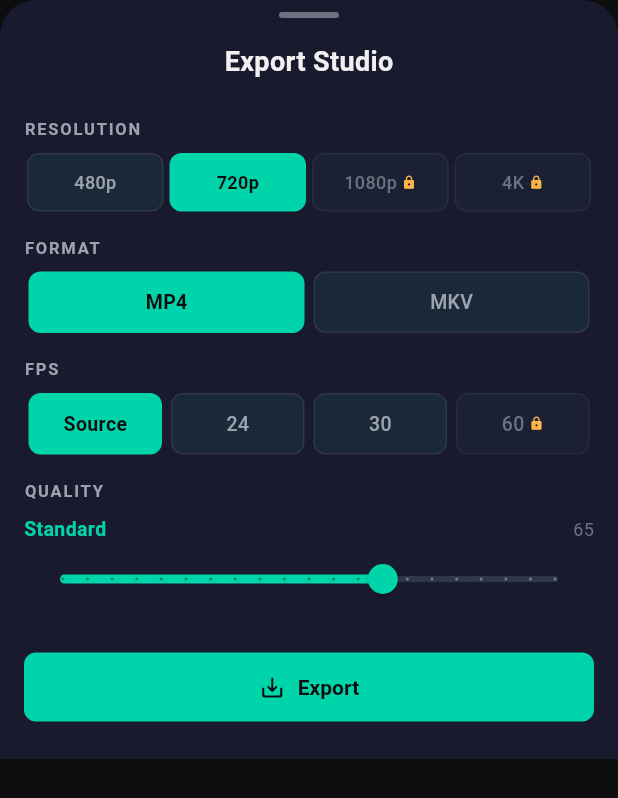
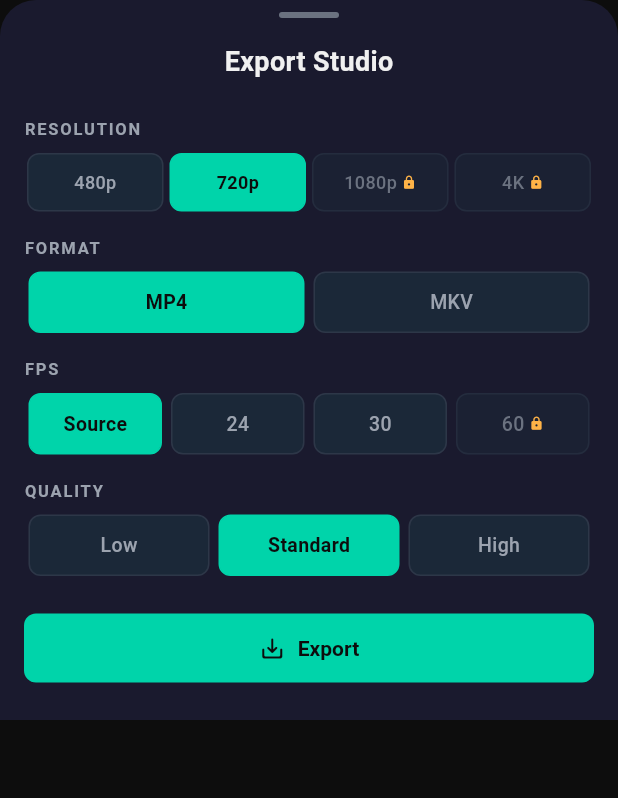
Before and after one commit to krishnasharmabsr/lumacraft_mobile, a Flutter app: the ExportSettingsSheet widget shown alone on an empty page, opened directly with empty values, on a phone screen of 412 x 824 dp. Shown: the top 798 px of the screen. Run offline on Flutter 3.47's test engine with Material 3 defaults, Android fonts, the light colour scheme and no system bars; our stand-ins replace permission_handler, video_player; missing offline and left inert: ffmpeg_kit_flutter_new_min, gal.

Commit message:
feat(export): replace quality slider with discrete presets (S006, S006A, S006B)

```diff
--- a/lib/core/models/export_settings.dart
+++ b/lib/core/models/export_settings.dart
@@ -1,39 +1,31 @@
+enum ExportQualityPreset {
+  low('Low', 6, '96k'),
+  standard('Standard', 4, '128k'),
+  high('High', 2, '192k');
+
+  final String label;
+  final int qv;
+  final String audioBitrate;
+
+  const ExportQualityPreset(this.label, this.qv, this.audioBitrate);
+}
+
 class ExportSettings {
   final ExportResolution resolution;
   final int? fps; // null means 'Source'
-  final int quality; // 0–100 slider value
+  final ExportQualityPreset qualityPreset;
   final ExportFormat format;
 
   const ExportSettings({
     this.resolution = ExportResolution.p720,
     this.fps, // default Source
-    this.quality = 65,
+    this.qualityPreset = ExportQualityPreset.standard,
     this.format = ExportFormat.mp4,
   });
 
   /// Returns the FFmpeg scale filter string, e.g. "-vf scale=-2:720"
   String get scaleFilter {
     return 'scale=-2:${resolution.height}';
-  }
-
-  /// Maps 0–100 quality slider to mpeg4 q:v (1=best, 10=worst).
-  int get qualityValue {
-    // 0→10 (worst), 50→5 (medium), 100→1 (best)
-    return (10 - (quality * 9 / 100)).round().clamp(1, 10);
-  }
-
-  /// Maps quality to audio bitrate.
-  String get audioBitrate {
-    if (quality >= 75) return '192k';
-    if (quality >= 40) return '128k';
-    return '96k';
-  }
-
-  /// User-friendly quality label.
-  String get qualityLabel {
-    if (quality >= 75) return 'High';
-    if (quality >= 40) return 'Standard';
-    return 'Low';
   }
 
   /// File extension.
--- a/lib/features/export/presentation/widgets/export_settings_sheet.dart
+++ b/lib/features/export/presentation/widgets/export_settings_sheet.dart
@@ -17,7 +17,7 @@ class ExportSettingsSheet extends StatefulWidget {
 class _ExportSettingsSheetState extends State<ExportSettingsSheet> {
   ExportResolution _resolution = ExportResolution.p720;
   int? _fps; // null = Source
-  double _quality = 65;
+  ExportQualityPreset _qualityPreset = ExportQualityPreset.standard;
   ExportFormat _format = ExportFormat.mp4;
 
   @override
@@ -81,7 +81,15 @@ class _ExportSettingsSheetState extends State<ExportSettingsSheet> {
           const SizedBox(height: AppTheme.spacingLg),
 
           // Quality slider
-          _buildOptionRow(label: 'QUALITY', child: _buildQualitySlider()),
+          _buildOptionRow(
+            label: 'QUALITY',
+            child: _buildSegmentedControl<ExportQualityPreset>(
+              values: ExportQualityPreset.values,
+              selected: _qualityPreset,
+              labelOf: (v) => v.label,
+              onChanged: (v) => setState(() => _qualityPreset = v),
+            ),
+          ),
           const SizedBox(height: AppTheme.spacingXl),
 
           // Single Export button
@@ -109,7 +117,7 @@ class _ExportSettingsSheetState extends State<ExportSettingsSheet> {
     return ExportSettings(
       resolution: _resolution,
       fps: _fps,
-      quality: _quality.round(),
+      qualityPreset: _qualityPreset,
       format: _format,
     );
   }
@@ -249,44 +257,6 @@ class _ExportSettingsSheetState extends State<ExportSettingsSheet> {
     );
   }
 
-  // --- Quality slider ---
-  Widget _buildQualitySlider() {
-    final label = _quality >= 75
-        ? 'High'
-        : _quality >= 40
-        ? 'Standard'
-        : 'Low';
-
-    return Column(
-      children: [
-        Row(
-          mainAxisAlignment: MainAxisAlignment.spaceBetween,
-          children: [
-            Text(
-              label,
-              style: const TextStyle(
-                color: AppColors.accent,
-                fontSize: 13,
-                fontWeight: FontWeight.w600,
-              ),
-            ),
-            Text(
-              '${_quality.round()}',
-              style: const TextStyle(color: AppColors.textMuted, fontSize: 12),
-            ),
-          ],
-        ),
-        Slider(
-          value: _quality,
-          min: 0,
-          max: 100,
-          divisions: 20,
-          onChanged: (v) => setState(() => _quality = v),
-        ),
-      ],
-    );
-  }
-
   void _showProDialog() {
     ScaffoldMessenger.of(context).showSnackBar(
       SnackBar(
```
Also changed, not shown: lib/features/preview/presentation/screens/editor_screen.dart (+17 -4 lines), lib/features/preview/presentation/widgets/processing_overlay.dart (+20 -1 lines), lib/services/engine/ffmpeg_processor.dart (+7 -2 lines), 4 other files.
